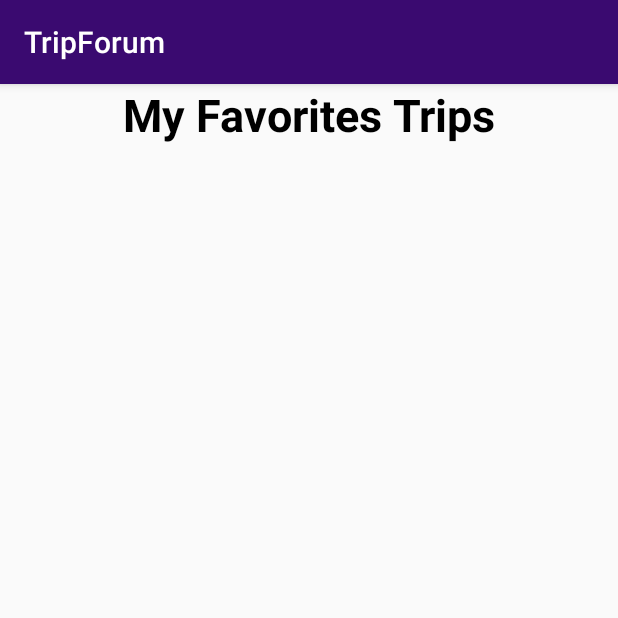
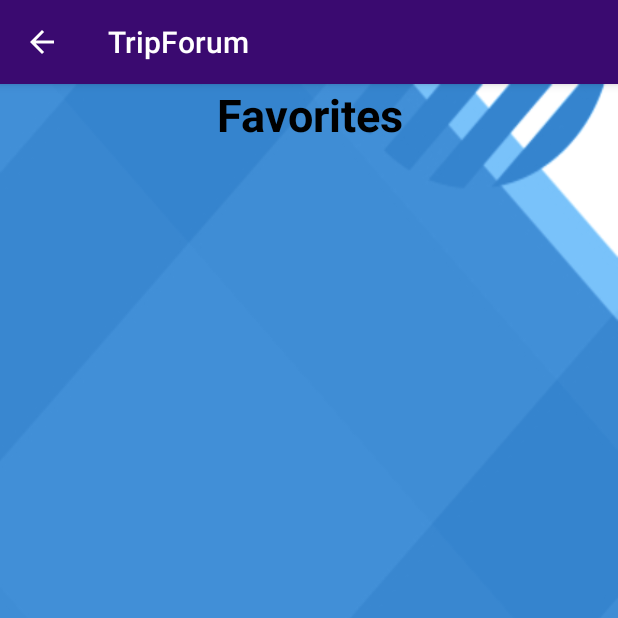
Before and after one commit to Lzvitali/TripForum, an Android app: the screen it shows after launch (FavoritesPostsActivity), after a tap on "Favorites", on a phone screen of 412 x 824 dp, the top half of it. Run offline under Robolectric (Android 15) with nearby library versions, the phone set to English and light mode, and no system bars; our stand-ins replace Firebase (no records; nobody signed in at launch, a user with empty details on screens opened directly), Picasso; libraries missing offline, so code that uses them is left out: com.firebase.ui; pictures from the network do not load; 3 other taps on this screen came first.

Commit message:
Added functionality for 'Clear' button (in MainActivity) -Vitali
Completed 'FavoritesPostsActivity'
Added Back button in the title bar in 'TripDescriptionActivity'
Vitali + Nata

```diff
--- a/app/src/main/java/com/lzvitali/tripforum/FavoritesPostsActivity.java
+++ b/app/src/main/java/com/lzvitali/tripforum/FavoritesPostsActivity.java
@@ -1,11 +1,15 @@
 package com.lzvitali.tripforum;
 
 import androidx.appcompat.app.AppCompatActivity;
+import androidx.core.view.GravityCompat;
 import androidx.recyclerview.widget.LinearLayoutManager;
 import androidx.recyclerview.widget.RecyclerView;
 
+import android.app.ActionBar;
+import android.content.Intent;
 import android.content.SharedPreferences;
 import android.os.Bundle;
+import android.view.MenuItem;
 
 import com.google.firebase.database.ChildEventListener;
 import com.google.firebase.database.DataSnapshot;
@@ -23,75 +27,101 @@ public class FavoritesPostsActivity extends AppCompatActivity
     private SharedPreferences sharedPreferences;
     private SharedPreferences.Editor editor;
     ArrayList<Trip> mTrips;
-    private RecyclerView recyclerView;
+    private RecyclerView recyclerViewFavoritesActivity;
     private RecyclerViewTripAdapter mAdapter;
     private ChildEventListener mChildListener;
 
+    private String mAllFavorites;
+
     @Override
-    protected void onCreate(Bundle savedInstanceState) {
+    protected void onCreate(Bundle savedInstanceState)
+    {
         super.onCreate(savedInstanceState);
         setContentView(R.layout.activity_favorites_posts);
+
         mFirebaseDatabase = FirebaseUtil.mFirebaseDatabase;
         mDatabaseReference = FirebaseUtil.mDatabaseReference;
         this.mTrips = FirebaseUtil.mTrips;
+
+        recyclerViewFavoritesActivity = findViewById(R.id.recyclerViewFavoritesActivity);
+
+        getSupportActionBar().setDisplayHomeAsUpEnabled(true);
+
+        // get to 'mIdOfFavoritesTrips[]' all the id's of the favorites trips
         sharedPreferences = getSharedPreferences(SHARED_PREFS, MODE_PRIVATE);
+        mAllFavorites = sharedPreferences.getString("userFavorites", "");
 
-  //      initRecyclerView();
+
+        mTrips.clear();
+        initRecyclerView();
+    }
+
+
+    @Override
+    public boolean onOptionsItemSelected(MenuItem item)
+    {
+        switch (item.getItemId())
+        {
+            case android.R.id.home:
+                Intent i = new Intent(this, MainActivity.class);
+                startActivity(i);
+                return true;
+        }
+
+        return super.onOptionsItemSelected(item);
     }
 
 
 
-//
-//
-//    private void initRecyclerView()
-//    {
-//        addListenerForFirebase();
-//        mAdapter = new RecyclerViewTripAdapter();
-//        recyclerView.setAdapter(mAdapter);
-//        recyclerView.setLayoutManager(new LinearLayoutManager(this));
-//    }
-//
-//    private void addListenerForFirebase()
-//    {
-//        mChildListener = new ChildEventListener() {
-//            @Override
-//            public void onChildAdded(DataSnapshot dataSnapshot, String s) {
-//
-//                Trip trip = dataSnapshot.getValue(Trip.class);
-//
-////                if(checkIfTripIsRelevant(trip))
-////                {
-//                    trip.setId(dataSnapshot.getKey());
-//                    mTrips.add(trip);
-//                    //notifyItemInserted(mTrips.size()-1);
-//                    //mAdapter.notifyItemInserted(mTrips.size()-1);
-//                    mAdapter.notifyDataSetChanged();
-//               // }
-//
-//            }
-//
-//            @Override
-//            public void onChildChanged(DataSnapshot dataSnapshot, String s)
-//            {
-//
-//            }
-//
-//            @Override
-//            public void onChildRemoved(DataSnapshot dataSnapshot) {
-//
-//            }
-//
-//            @Override
-//            public void onChildMoved(DataSnapshot dataSnapshot, String s) {
-//
-//            }
-//
-//            @Override
-//            public void onCancelled(DatabaseError databaseError) {
-//
-//            }
-//        };
-//        mDatabaseReference.addChildEventListener(mChildListener);
-//    }
+    private void initRecyclerView()
+    {
+        addListenerForFirebase();
+        mAdapter = new RecyclerViewTripAdapter("FavoritesPostsActivity");
+        recyclerViewFavoritesActivity.setAdapter(mAdapter);
+        recyclerViewFavoritesActivity.setLayoutManager(new LinearLayoutManager(this));
+    }
+
+    private void addListenerForFirebase()
+    {
+        mChildListener = new ChildEventListener() {
+            @Override
+            public void onChildAdded(DataSnapshot dataSnapshot, String s) {
+
+                Trip trip = dataSnapshot.getValue(Trip.class);
+
+                trip.setId(dataSnapshot.getKey());
+
+                // check if the 'id' of the trip is in the favorites
+                if(mAllFavorites.contains(trip.getId().toString()))
+                {
+                    mTrips.add(trip);
+                    mAdapter.notifyDataSetChanged();
+                }
+
+            }
+
+            @Override
+            public void onChildChanged(DataSnapshot dataSnapshot, String s)
+            {
+
+            }
+
+            @Override
+            public void onChildRemoved(DataSnapshot dataSnapshot) {
+
+            }
+
+            @Override
+            public void onChildMoved(DataSnapshot dataSnapshot, String s) {
+
+            }
+
+            @Override
+            public void onCancelled(DatabaseError databaseError) {
+
+            }
+        };
+        mDatabaseReference.addChildEventListener(mChildListener);
+    }
 
 }
--- a/app/src/main/java/com/lzvitali/tripforum/MainActivity.java
+++ b/app/src/main/java/com/lzvitali/tripforum/MainActivity.java
@@ -79,7 +79,9 @@ public class MainActivity extends AppCompatActivity implements NavigationView.On
     private CheckBox checkBoxExtreme;
     private CheckBox checkBoxCultural;
     private EditText editTextSearch;
-    CheckBox[] mCheckBoxes;
+    private CheckBox[] mCheckBoxes;
+
+    TextView textViewResultTitle;
 
     @Override
     protected void onCreate(Bundle savedInstanceState)
@@ -103,6 +105,7 @@ public class MainActivity extends AppCompatActivity implements NavigationView.On
 
         initRecyclerView();
 
+        // TODO: delete this array if it will not be used
         mCheckBoxes = new CheckBox[8];
         mCheckBoxes[0] = checkBoxFamily;
         mCheckBoxes[1] = checkBoxYoung;
@@ -115,7 +118,7 @@ public class MainActivity extends AppCompatActivity implements NavigationView.On
 
 
 
-                // set 'OnCLick' on 'Add Photo' button
+        // set 'OnCLick' on 'search' button
         buttonSearch.setOnClickListener(new View.OnClickListener() {
             @Override
             public void onClick(View view)
@@ -134,9 +137,31 @@ public class MainActivity extends AppCompatActivity implements NavigationView.On
                 }
                 else
                 {
+                    // take string from 'strings.xml': https://stackoverflow.com/questions/7493287/android-how-do-i-get-string-from-resources-using-its-name
+                    textViewResultTitle.setText(getResources().getString(R.string.activity_main_your_search_results));
                     ArrayList<QueryDataObject> selectedItemsArr;
                     selectedItemsArr = getSelectedItems();
                     searchUserTrip(selectedItemsArr);
+                }
+            }
+        });
+
+        // set 'OnCLick' on 'Clear' button
+        buttonClear.setOnClickListener(new View.OnClickListener() {
+            @Override
+            public void onClick(View view)
+            {
+                if(editTextSearch.getText().toString().equals("")
+                    && !checkBoxFamily.isChecked() && !checkBoxYoung.isChecked()
+                    && !checkBoxAdults.isChecked() && !checkBoxAnyAge.isChecked()
+                    && !checkBoxVacation.isChecked() && !checkBoxRomantic.isChecked()
+                    && !checkBoxExtreme.isChecked() && !checkBoxCultural.isChecked())
+                {
+                Toast.makeText(mContext, "You didn't searched anything", Toast.LENGTH_LONG).show();
+                }
+                else
+                {
+                    clearSearch();
                 }
             }
         });
@@ -146,7 +171,7 @@ public class MainActivity extends AppCompatActivity implements NavigationView.On
     private void initRecyclerView()
     {
         addListenerForFirebase();
-        mAdapter = new RecyclerViewTripAdapter();
+        mAdapter = new RecyclerViewTripAdapter("MainActivity");
         recyclerView.setAdapter(mAdapter);
         recyclerView.setLayoutManager(new LinearLayoutManager(this));
     }
@@ -201,8 +226,32 @@ public class MainActivity extends AppCompatActivity implements NavigationView.On
         checkBoxCultural = (CheckBox)findViewById(R.id.checkBoxCultural);
         radioGroup = (RadioGroup)findViewById(R.id.radioGroup);
         editTextSearch = (EditText)findViewById(R.id.editTextSearch);
+        textViewResultTitle = (TextView)findViewById(R.id.textViewResultTitle);
 
     }
+
+    private void clearSearch()
+    {
+        radioGroup.clearCheck();
+        checkBoxFamily.setChecked(false);
+        checkBoxAdults.setChecked(false);
+        checkBoxAnyAge.setChecked(false);
+        checkBoxYoung.setChecked(false);
+        checkBoxVacation.setChecked(false);
+        checkBoxRomantic.setChecked(false);
+        checkBoxExtreme.setChecked(false);
+        checkBoxCultural.setChecked(false);
+        editTextSearch.setText("");
+
+        // take string from 'strings.xml': https://stackoverflow.com/questions/7493287/android-how-do-i-get-string-from-resources-using-its-name
+        textViewResultTitle.setText(getResources().getString(R.string.activity_main_most_recent));
+
+        // reset the recycleView
+        mTrips.clear();
+        addListenerForFirebase();
+
+    }
+
 
 
     private void searchUserTrip(ArrayList<QueryDataObject> selectedItemsArr)
@@ -310,6 +359,7 @@ public class MainActivity extends AppCompatActivity implements NavigationView.On
 
             }
         };
+
         mDatabaseReference.addChildEventListener(mChildListener);
     }
 
--- a/app/src/main/java/com/lzvitali/tripforum/RecyclerViewTripAdapter.java
+++ b/app/src/main/java/com/lzvitali/tripforum/RecyclerViewTripAdapter.java
@@ -30,16 +30,17 @@ public class RecyclerViewTripAdapter extends RecyclerView.Adapter<RecyclerViewTr
     ArrayList<Trip> mTrips;
     private FirebaseDatabase mFirebaseDatabase;
     private DatabaseReference mDatabaseReference;
+    String mClassToReturn;
 
 
 
     // -----------------------------------Constructor---------------------------------------------
-    public RecyclerViewTripAdapter()
+    public RecyclerViewTripAdapter(String classToReturn)
     {
         mFirebaseDatabase = FirebaseUtil.mFirebaseDatabase;
         mDatabaseReference = FirebaseUtil.mDatabaseReference;
         this.mTrips = FirebaseUtil.mTrips;
-
+        this.mClassToReturn = classToReturn;
 
     }
     // End: Constructor----------------------------------------------------------------------------
@@ -52,7 +53,7 @@ public class RecyclerViewTripAdapter extends RecyclerView.Adapter<RecyclerViewTr
         TextView textViewTripCities;
         TextView textViewTripDescription;
         TextView textViewTripAuthor;
-        ImageView imageViewTripPhoto;
+        public ImageView imageViewTripPhoto;
         LinearLayout linearLayoutRow;
 
 
@@ -68,6 +69,7 @@ public class RecyclerViewTripAdapter extends RecyclerView.Adapter<RecyclerViewTr
 
             itemView.setOnClickListener(this);
         }
+
 
         public void bind(Trip trip)
         {
@@ -106,6 +108,8 @@ public class RecyclerViewTripAdapter extends RecyclerView.Adapter<RecyclerViewTr
         private void showImage(String url)
         {
             Log.i("photo", "showImage " + url);
+            //imageViewTripPhoto.setImageDrawable (null);
+            //Picasso.get().cancelRequest(imageViewTripPhoto);
             if (url != null && !url.isEmpty())
             {
                 Picasso.get()
@@ -113,6 +117,7 @@ public class RecyclerViewTripAdapter extends RecyclerView.Adapter<RecyclerViewTr
                         .resize(140, 140)
                         .centerCrop()
                         .into(imageViewTripPhoto);
+
             }
         }
 
@@ -124,11 +129,11 @@ public class RecyclerViewTripAdapter extends RecyclerView.Adapter<RecyclerViewTr
             Trip tripToShow = mTrips.get(getAdapterPosition());
             Intent intent = new Intent(v.getContext(), TripDescriptionActivity.class);
             intent.putExtra("Trip", tripToShow);
+            intent.putExtra("class to return", mClassToReturn);
             v.getContext().startActivity(intent);//open activity and send object to this activity
         }
     }
     // End: Inner class: TripViewHolder------------------------------------------------------------
-
 
 
 
@@ -145,6 +150,7 @@ public class RecyclerViewTripAdapter extends RecyclerView.Adapter<RecyclerViewTr
     public void onBindViewHolder(@NonNull TripViewHolder holder, int position)
     {
         Trip deal = mTrips.get(position);
+        //Picasso.get().cancelRequest(holder.imageViewTripPhoto);
         holder.bind(deal);
     }
 
--- a/app/src/main/res/layout/activity_favorites_posts.xml
+++ b/app/src/main/res/layout/activity_favorites_posts.xml
@@ -1,27 +1,20 @@
 <?xml version="1.0" encoding="utf-8"?>
-<androidx.constraintlayout.widget.ConstraintLayout xmlns:android="http://schemas.android.com/apk/res/android"
-    xmlns:app="http://schemas.android.com/apk/res-auto"
-    xmlns:tools="http://schemas.android.com/tools"
+<LinearLayout  xmlns:android="http://schemas.android.com/apk/res/android"
     android:layout_width="match_parent"
     android:layout_height="match_parent"
-    tools:context=".FavoritesPostsActivity">
-
-    <LinearLayout
-        android:layout_width="match_parent"
-        android:layout_height="match_parent"
+    android:background="@drawable/b8_5"
     android:orientation="vertical">
 
     <TextView
-        android:id="@+id/textViewMyPosts"
+        android:id="@+id/textView7"
         android:layout_width="match_parent"
         android:layout_height="wrap_content"
-        android:layout_marginBottom="5dp"
-        android:text="My Favorites Trips"
+        android:layout_marginBottom="15dp"
+        android:text="@string/activity_favorites_posts_favorites"
         android:textAlignment="center"
         android:textColor="@android:color/black"
         android:textSize="30sp"
-        android:textStyle="bold"
-        tools:ignore="HardcodedText" />
+        android:textStyle="bold" />
 
     <androidx.recyclerview.widget.RecyclerView
         android:id="@+id/recyclerViewFavoritesActivity"
@@ -29,4 +22,3 @@
         android:layout_height="match_parent" />
 
 </LinearLayout>
-</androidx.constraintlayout.widget.ConstraintLayout>
--- a/app/src/main/res/layout/activity_main.xml
+++ b/app/src/main/res/layout/activity_main.xml
@@ -186,7 +186,7 @@
         </LinearLayout>
 
         <TextView
-            android:id="@+id/textView12"
+            android:id="@+id/textViewResultTitle"
             android:layout_width="match_parent"
             android:layout_height="wrap_content"
             android:layout_marginTop="15dp"
--- a/app/src/main/res/layout/activity_trip_description.xml
+++ b/app/src/main/res/layout/activity_trip_description.xml
@@ -41,7 +41,7 @@
                 android:id="@+id/buttonFavorites"
                 android:layout_width="40dp"
                 android:layout_height="40dp"
-                android:onClick="addToFavorites"
+                android:onClick="favoritesButtonClicked"
                 android:src="@drawable/ic_not_favorites" />
         </LinearLayout>
 
@@ -96,7 +96,7 @@
             android:id="@+id/imageViewTripDescrip"
             android:layout_width="match_parent"
             android:layout_height="wrap_content"
-            app:srcCompat="@mipmap/general_img" />
+            app:srcCompat="@drawable/g5" />
 
 
     </LinearLayout>
--- a/app/src/main/res/layout/rv_row_trip.xml
+++ b/app/src/main/res/layout/rv_row_trip.xml
@@ -19,7 +19,7 @@
             android:layout_width="293dp"
             android:layout_height="match_parent"
             android:layout_weight="1"
-            app:srcCompat="@mipmap/general_img" />
+            app:srcCompat="@drawable/g5" />
 
         <LinearLayout
             android:layout_width="match_parent"
--- a/app/src/main/res/values/strings.xml
+++ b/app/src/main/res/values/strings.xml
@@ -16,6 +16,7 @@
     <string name="activity_add_new_trip_cancel">Cancel</string>
     <string name="activity_add_new_trip_post">Post</string>
     <string name="activity_main_most_recent">Most Recent</string>
+    <string name="activity_main_your_search_results">Your search results</string>
     <string name="activity_main_search_your_next_trip">Search your next trip</string>
     <string name="activity_main_clear">Clear</string>
     <string name="activity_main_family">Family</string>
@@ -27,4 +28,5 @@
     <string name="activity_main_extreme">Extreme</string>
     <string name="activity_main_cultural">Cultural</string>
     <string name="activity_main_city">City</string>
+    <string name="activity_favorites_posts_favorites">Favorites</string>
 </resources>
```
Also changed, not shown: app/src/main/AndroidManifest.xml (+4 -5 lines), app/src/main/java/com/lzvitali/tripforum/TripDescriptionActivity.java (+78 -51 lines), app/src/main/res/drawable/g2.png (added), app/src/main/res/drawable/g3.png (added), app/src/main/res/drawable/g4.png (added), app/src/main/res/drawable/g5.png (added), 1 other file. Lines whose indentation alone changed are shown as unchanged.
